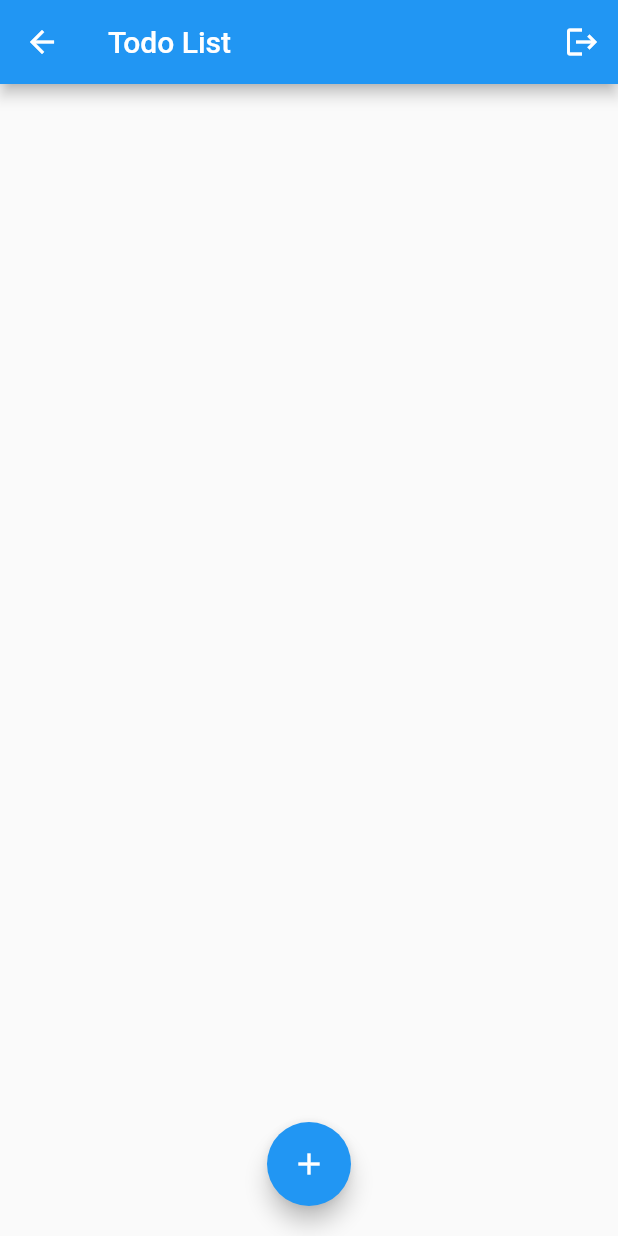
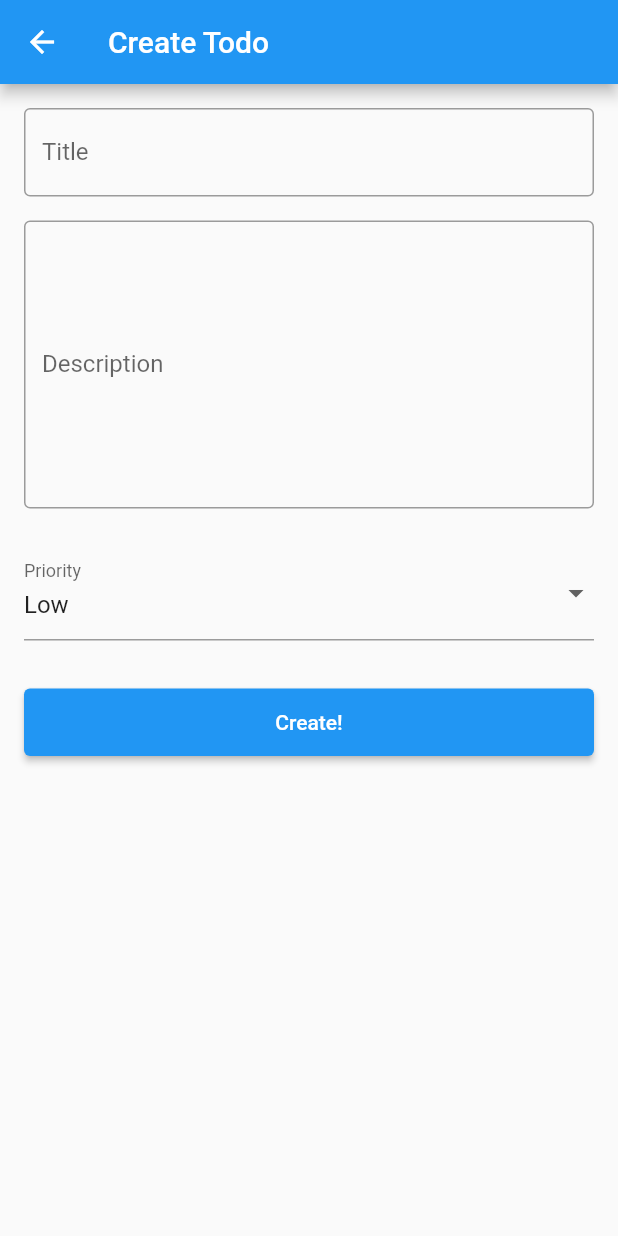
Before and after one commit to johnjeongukhur/todo_flutter, a Flutter app: the TodoView screen opened by its route, after a tap on the "add" icon, on a phone screen of 412 x 824 dp. Run offline on Flutter 3.47's test engine with Material 2 defaults, Android fonts, the phone set to English and light mode, and no system bars; our stand-ins replace dio, flutter_secure_storage, get; missing offline and left inert: dart:ffi; accounts and stored records are empty; network calls fail.

Commit message:
add: Todo Create func AI 완성

```diff
--- a/lib/Repositories/todo_repository.dart
+++ b/lib/Repositories/todo_repository.dart
@@ -24,4 +24,17 @@ class TodoRepository {
     }
   }
 
+  Future<void> postTodo(String title, String description, int priority) async {
+    try {
+      TodoListResponse newTodo = await _todoListService.postTodo(
+        title: title,
+        description: description,
+        priority: priority,
+        complete: false,
+      );
+      print('Todo created successfully! ID: ${newTodo.id}');
+    } catch (error) {
+      print('Failed to create todo: $error');
+    }
+  }
 }
--- a/lib/Services/todo_service.dart
+++ b/lib/Services/todo_service.dart
@@ -35,5 +35,28 @@ class TodoService {
     }
   }
 
+  Future<TodoListResponse> postTodo({
+    required String title,
+    required String description,
+    required int priority,
+    required bool complete,
+  }) async {
+    try {
+      Response response = await _dio.post(
+        '/todos/create',
+        queryParameters: {
+          'title': title,
+          'description': description,
+          'priority': priority,
+          'complete': complete,
+        },
+      );
+      return TodoListResponse.fromJson(response.data);
+    } catch (error) {
+      throw Exception('Failed to create todo: $error');
+    }
+  }
+
+
 
 }
--- a/lib/View/todo_view.dart
+++ b/lib/View/todo_view.dart
@@ -1,4 +1,5 @@
 import 'package:first_flutter_project/Tool+Extension/string_extension.dart';
+import 'package:first_flutter_project/View/todocreate_view.dart';
 import 'package:first_flutter_project/View/tododetail_view.dart';
 import 'package:first_flutter_project/ViewModel/todo_viewmodel.dart';
 import 'package:flutter/cupertino.dart';
@@ -100,7 +101,7 @@ class TodoView extends StatelessWidget {
                 child: FloatingActionButton(
                   onPressed: () {
                     //TODO: - 예: 새로운 항목을 추가하는 화면으로 이동
-                    // Get.to(() => TodoDetailView());
+                    Get.to(() => TodoCreateView());
                   },
                   child: Icon(Icons.add),
                 ),
--- /dev/null
+++ b/lib/View/todocreate_view.dart
@@ -0,0 +1,107 @@
+import 'package:first_flutter_project/ViewModel/todocreate_viewmodel.dart';
+import 'package:flutter/cupertino.dart';
+import 'package:get/get.dart';
+import 'package:flutter/material.dart';
+
+class TodoCreateView extends StatefulWidget {
+
+  @override
+  _TodoCreateViewState createState() => _TodoCreateViewState();
+}
+
+class _TodoCreateViewState extends State<TodoCreateView> {
+  final TodoCreateViewModel _viewModel = Get.put(TodoCreateViewModel());
+
+  TextEditingController _titleTextValue = TextEditingController();
+  TextEditingController _descriptionTextValue = TextEditingController();
+
+  Priority _priorityValue = Priority.low;
+
+  @override
+  Widget build(BuildContext context) {
+    return Scaffold(
+      appBar: AppBar(
+        title: Text('Create Todo'),
+      ),
+      body: Padding(
+        padding: const EdgeInsets.all(16.0),
+        child: Column(
+          mainAxisAlignment: MainAxisAlignment.start,
+          children: [
+            TextField(
+              controller: _titleTextValue,
+              decoration: InputDecoration(
+                  border: OutlineInputBorder(),
+                  labelText: 'Title',
+                  hintText: 'Write your Todo Title'
+              ),
+            ),
+            SizedBox(height: 16),
+            Container(
+              height: 200,
+              child: SingleChildScrollView(
+                child: TextField(
+                  controller: _descriptionTextValue,
+                  maxLines: 8,
+                  decoration: InputDecoration(
+                      border: OutlineInputBorder(),
+                      labelText: 'Description',
+                      hintText: 'Write your Todo Detail'
+                  ),
+                ),
+              ),
+            ),
+            SizedBox(height: 16),
+            DropdownButtonFormField<Priority>(
+              value: _priorityValue,
+              onChanged: (Priority? newValue) {
+                setState(() {
+                  _priorityValue = (newValue?.value ?? Priority.low.value) as Priority;
+                });
+              },
+              items: [
+                Priority.low,
+                Priority.medium,
+                Priority.high,
+                Priority.veryhigh,
+                Priority.critical,
+              ].map<DropdownMenuItem<Priority>>((Priority priority) {
+                return DropdownMenuItem<Priority>(
+                  value: priority,
+                  child: Text('${priority.title}'),
+                );
+              }).toList(),
+              decoration: InputDecoration(labelText: 'Priority'),
+            ),
+            SizedBox(height: 32),
+            SizedBox(
+              width: MediaQuery.of(context).size.width,
+              height: 45,
+              child: ElevatedButton(
+                onPressed: () {
+                  _viewModel.postTodo(_titleTextValue.text, _descriptionTextValue.text, _priorityValue.value);
+                },
+                child: Text('Create!'),
+              ),
+            ),
+          ],
+        ),
+      ),
+    );
+  }
+}
+
+enum Priority {
+  low(title: 'Low', value: 1),
+  medium(title: 'Medium', value: 2),
+  high(title: 'High', value: 3),
+  veryhigh(title: 'Very High', value: 4),
+  critical(title: 'Critical', value: 5);
+
+  final String title;
+  final int value;
+  const Priority({
+    required this.title,
+    required this.value,
+  });
+}
--- /dev/null
+++ b/lib/ViewModel/todocreate_viewmodel.dart
@@ -0,0 +1,21 @@
+import 'package:first_flutter_project/Model/todo_model.dart';
+import 'package:get/get.dart';
+import '../Repositories/todo_repository.dart';
+
+class TodoCreateViewModel extends GetxController {
+  var isLoading = false.obs;
+
+  final TodoRepository _todoRepository = Get.put(TodoRepository());
+
+  void postTodo(String title, String description, int priority) async {
+    try {
+      isLoading(true);
+      var data = await _todoRepository.postTodo(title, description, priority);
+      // data
+    } catch (error) {
+      print('Failed from viewmodel');
+    } finally {
+      isLoading(false);
+    }
+  }
+}
--- a/lib/ViewModel/tododetail_viewmodel.dart
+++ b/lib/ViewModel/tododetail_viewmodel.dart
@@ -15,7 +15,6 @@ class TodoDetailViewModel extends GetxController {
       isLoading(true);
       var data = await _todoDetailRepository.getTodoDetail(id);
       todo.value = data;
-      print('데이터ㅓㅓㅓ ${data.description}');
     } catch (error) {
       print('Failed to fetch todo detail: $error');
     } finally {
```
